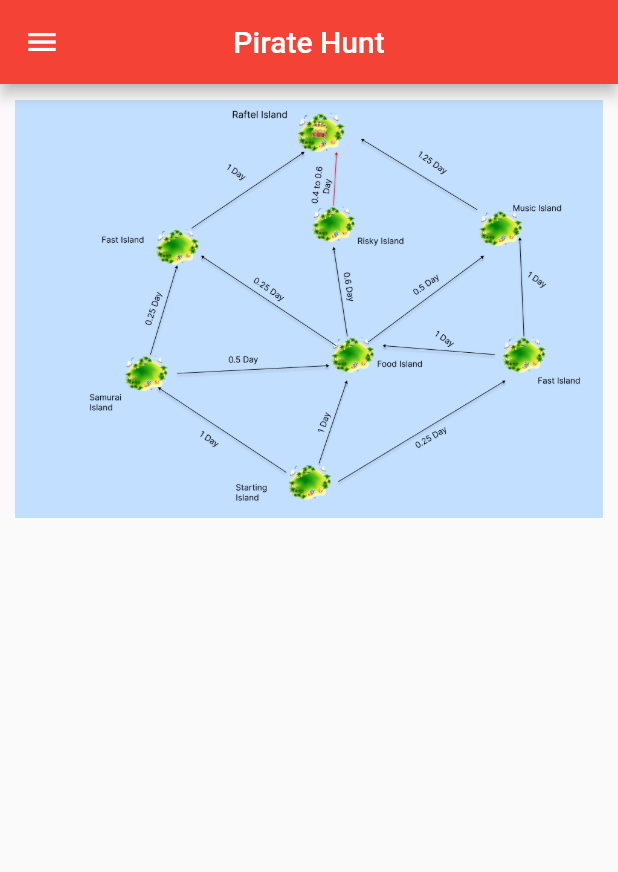
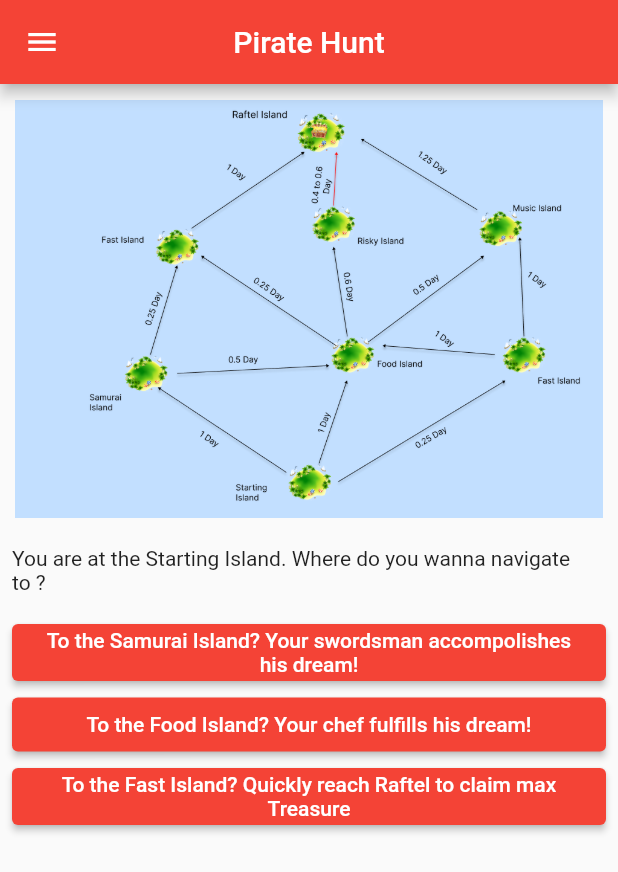
Before and after one commit to iamartyaa/eLitmus, a Flutter app: the HomeScreen screen opened directly, after a tap on "Start Puzzle", after a tap on "Start", on a phone screen of 412 x 824 dp. Shown: the top 872 px of the screen. Run offline on Flutter 3.47's test engine with Material 2 defaults, Android fonts, the phone set to English and light mode, and no system bars; our stand-ins replace cloud_firestore, firebase_auth, firebase_core, fluttertoast; missing offline and left inert: dart:ffi; accounts and stored records are empty.

Commit message:
quiz done

```diff
--- a/lib/screens/home_screen.dart
+++ b/lib/screens/home_screen.dart
@@ -65,7 +65,7 @@ class _HomeScreenState extends State<HomeScreen> {
               },
             ),
             ListTile(
-              title: Text('Highest score: ${loggedInUser.score}'),
+              title: Text('Highest score: ${loggedInUser.score ?? 0}'),
               onTap: () {
                 Navigator.pop(context);
               },
@@ -107,7 +107,7 @@ class _HomeScreenState extends State<HomeScreen> {
                 ),
               ),
             )
-          : Game(game: gameState,),
+          : Game(game: gameState, name: loggedInUser.userName, email: loggedInUser.email, score: loggedInUser.score),
     );
   }
 
--- a/lib/screens/signup_screen.dart
+++ b/lib/screens/signup_screen.dart
@@ -242,6 +242,7 @@ class _SignUpScreenState extends State<SignUpScreen> {
     userModel.email = user!.email;
     userModel.uid = user.uid ;
     userModel.userName = userNameController.text;
+    userModel.score = 0;
 
     await firebaseFirestore.collection("users").doc(user.uid)
     .set(userModel.toMap());
--- a/lib/widgets/game.dart
+++ b/lib/widgets/game.dart
@@ -1,14 +1,32 @@
+import 'dart:ffi';
+import 'dart:math';
+
+import 'package:cloud_firestore/cloud_firestore.dart';
+import 'package:firebase_auth/firebase_auth.dart';
 import 'package:flutter/material.dart';
+import 'package:fluttertoast/fluttertoast.dart';
+import 'package:pirate_hunt/model/questions.dart';
+import 'package:pirate_hunt/model/user_model.dart';
+import 'package:pirate_hunt/screens/home_screen.dart';
 
 class Game extends StatefulWidget {
-  Game({required this.game});
+  Game(
+      {required this.game,
+      required this.name,
+      required this.email,
+      required this.score});
   int game;
+  int? score;
+  String? email;
+  String? name;
 
   @override
   State<Game> createState() => _GameState();
 }
 
 class _GameState extends State<Game> {
+  var score = 0;
+
   @override
   Widget build(BuildContext context) {
     return Column(
@@ -20,7 +38,73 @@ class _GameState extends State<Game> {
             "assets/onepiecemap.png",
           ),
         ),
+        if (widget.game >= 7)
+          Container(
+            padding: const EdgeInsets.all(8),
+            child: Column(
+              children: [
+                const Text(
+                    'Yahoo! You reached Raftel. You are a Pirate King now :)'),
+                const SizedBox(
+                  height: 5,
+                ),
+                const Text(
+                    'Thank you for attending the Puzzle. I hope you liked it.'),
+                const SizedBox(
+                  height: 20,
+                ),
+                Text('Current Score : ${score}'),
+                const SizedBox(
+                  height: 25,
+                ),
+                ElevatedButton(
+                  onPressed: () {
+                    postDetailsToFirestore();
+                  },
+                  child: const Text('Home'),
+                ),
+              ],
+            ),
+          ),
+        if (widget.game >= 1 && widget.game < 7)
+          Container(
+            padding: const EdgeInsets.all(8),
+            child: Column(
+              children: [
+                Text(ques[widget.game - 1].question),
+                const SizedBox(
+                  height: 15,
+                ),
+                Container(
+                  height: 300,
+                  child: ListView.builder(
+                    itemBuilder: (ctx, i) {
+                      return ElevatedButton(
+                        onPressed: () {
+                          print(widget.game);
 
+                          setState(() {
+                            score += ques[widget.game - 1].answers[i]["points"]
+                                as int;
+                            widget.game =
+                                ques[widget.game - 1].answers[i]["next"] + 1;
+                          });
+                        },
+                        child: Padding(
+                          padding: const EdgeInsets.all(3.0),
+                          child: Text(
+                            ques[widget.game - 1].answers[i]["text"],
+                            textAlign: TextAlign.center,
+                          ),
+                        ),
+                      );
+                    },
+                    itemCount: ques[widget.game - 1].answers.length,
+                  ),
+                )
+              ],
+            ),
+          ),
         if (widget.game == 0) const Instructions(),
         if (widget.game == 0)
           Center(
@@ -35,6 +119,32 @@ class _GameState extends State<Game> {
           ),
       ],
     );
+  }
+
+  postDetailsToFirestore() async {
+    FirebaseFirestore firebaseFirestore = FirebaseFirestore.instance;
+
+    final _auth = FirebaseAuth.instance;
+    User? user = _auth.currentUser;
+
+    UserModel userModel = UserModel();
+
+    userModel.email = widget.email;
+    userModel.uid = user!.uid;
+    userModel.userName = widget.name;
+    userModel.score = score;
+
+    await firebaseFirestore
+        .collection("users")
+        .doc(user.uid)
+        .set(userModel.toMap());
+
+    Fluttertoast.showToast(msg: "Puzzle completed!");
+    // ignore: use_build_context_synchronously
+    Navigator.pushAndRemoveUntil(
+        context,
+        MaterialPageRoute(builder: (ctx) => const HomeScreen()),
+        (route) => false);
   }
 }
 
```
